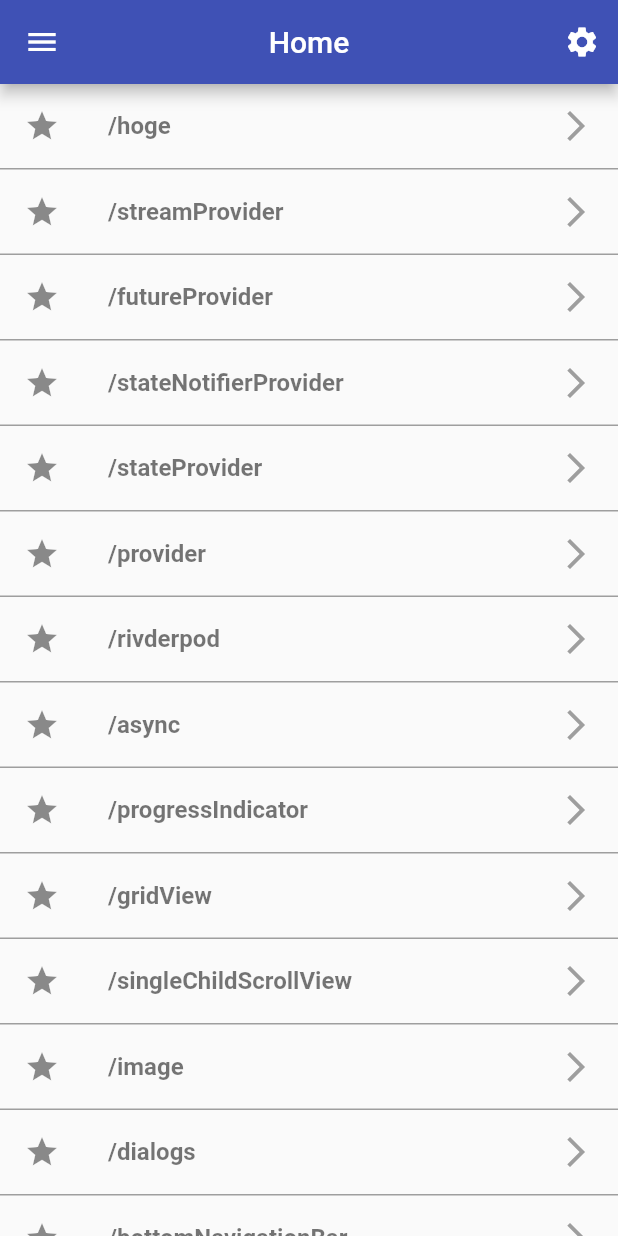
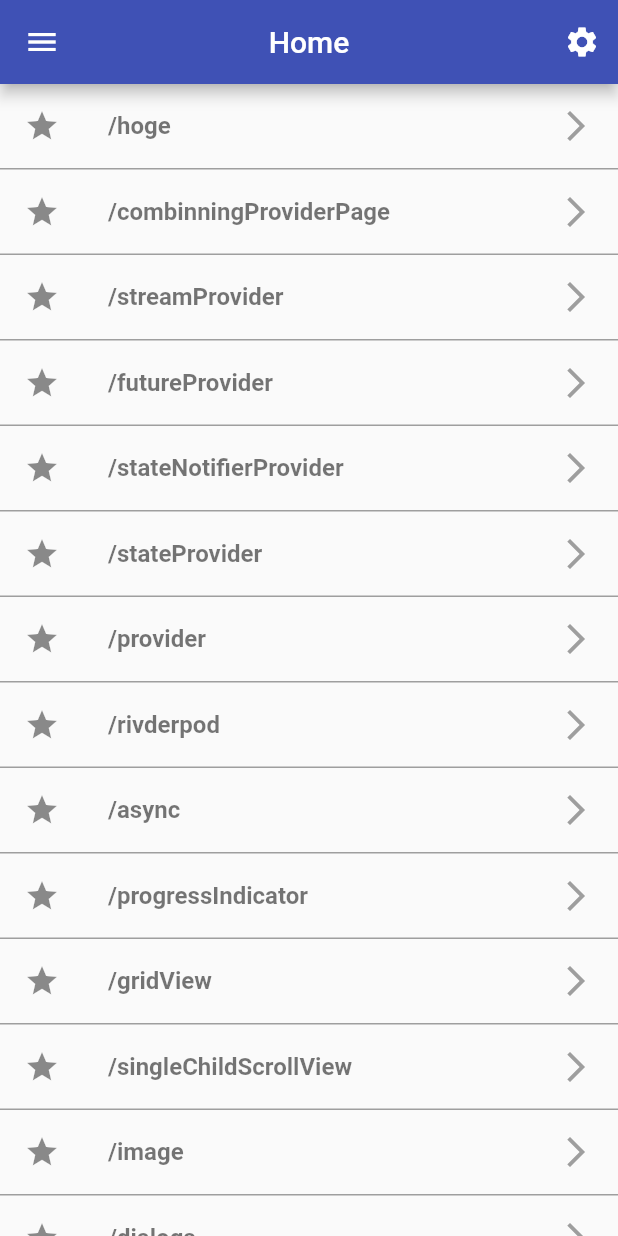
Before and after one commit to h-enoki/flutter_sample, a Flutter app: the screen it shows after launch, on a phone screen of 412 x 824 dp. Run offline on Flutter 3.47's test engine with Material 2 defaults, Android fonts, the phone set to English and light mode, and no system bars; our stand-ins replace flutter_riverpod.

```diff
--- a/lib/src/routes/app_router.dart
+++ b/lib/src/routes/app_router.dart
@@ -1,6 +1,7 @@
 import 'package:flutter/material.dart';
 import 'package:flutter_sample/src/views/hoge_page.dart';
 import 'package:flutter_sample/src/views/home_page.dart';
+import 'package:flutter_sample/src/views/riverpod_sample/provider_sample/combinning_provider_page.dart';
 import 'package:flutter_sample/src/views/riverpod_sample/provider_sample/futureprovider_page.dart';
 import 'package:flutter_sample/src/views/riverpod_sample/provider_sample/provider_page.dart';
 import 'package:flutter_sample/src/views/riverpod_sample/provider_sample/statenotifierprovider_page.dart';
@@ -127,6 +128,9 @@ class AppRouter {
       case AppRoutes.streamProvider:
         return _buildRoute(const StreamProviderPage());
 
+      case AppRoutes.combinningProviderPage:
+        return _buildRoute(const CombinningProviderPage());
+
       default:
         return null;
     }
--- a/lib/src/routes/app_routes.dart
+++ b/lib/src/routes/app_routes.dart
@@ -28,4 +28,5 @@ class AppRoutes {
   static const stateNotifierProvider = '/stateNotifierProvider';
   static const futureProvider = '/futureProvider';
   static const streamProvider = '/streamProvider';
+  static const combinningProviderPage = '/combinningProviderPage';
 }
--- a/lib/src/views/home_page.dart
+++ b/lib/src/views/home_page.dart
@@ -39,6 +39,7 @@ class MyHomePage extends StatelessWidget {
   List<Widget> _items(BuildContext context) {
     return [
       _myListTile(context, AppRoutes.hoge),
+      _myListTile(context, AppRoutes.combinningProviderPage),
       _myListTile(context, AppRoutes.streamProvider),
       _myListTile(context, AppRoutes.futureProvider),
       _myListTile(context, AppRoutes.stateNotifierProvider),
```
Also changed, not shown: lib/src/views/riverpod_sample/provider_sample/combinning_provider_page.dart (added, +46 -0 lines).
